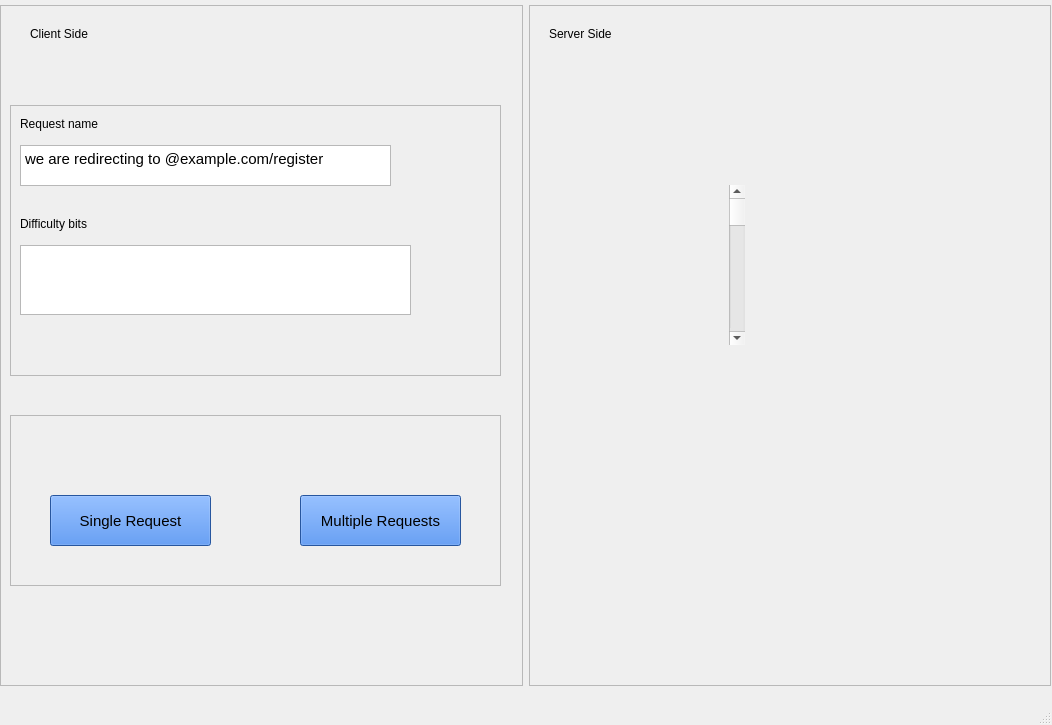
The window that mainwindow.ui (Pixiedust3/hashcashddos) describes before a commit, drawn with Qt 5.
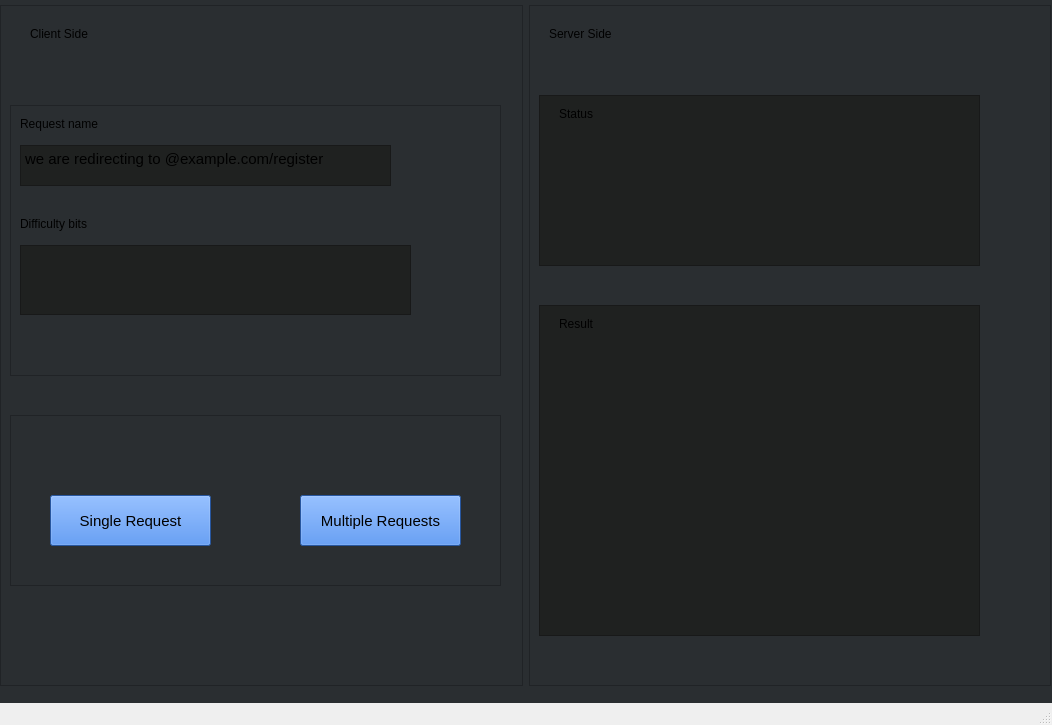
The same window after the commit.

The edit to the form file:
```diff
--- a/mainwindow.ui
+++ b/mainwindow.ui
@@ -20,6 +20,9 @@
    <string>MainWindow</string>
   </property>
   <widget class="QWidget" name="centralwidget">
+   <property name="styleSheet">
+    <string notr="true">background-color:#2A2E31;</string>
+   </property>
    <widget class="QWidget" name="">
     <property name="geometry">
      <rect>
@@ -75,6 +78,9 @@
            <height>41</height>
           </rect>
          </property>
+         <property name="styleSheet">
+          <string notr="true">background-color: #1F2120;</string>
+         </property>
          <property name="html">
           <string>&lt;!DOCTYPE HTML PUBLIC &quot;-//W3C//DTD HTML 4.0//EN&quot; &quot;http://www.w3.org/TR/REC-html40/strict.dtd&quot;&gt;
 &lt;html&gt;&lt;head&gt;&lt;meta name=&quot;qrichtext&quot; content=&quot;1&quot; /&gt;&lt;meta charset=&quot;utf-8&quot; /&gt;&lt;style type=&quot;text/css&quot;&gt;
@@ -121,6 +127,9 @@
            <height>70</height>
           </rect>
          </property>
+         <property name="styleSheet">
+          <string notr="true">background-color: #1F2120;</string>
+         </property>
         </widget>
        </widget>
        <widget class="QFrame" name="frame_4">
@@ -215,18 +224,69 @@
          <string>Server Side</string>
         </property>
        </widget>
-       <widget class="QScrollBar" name="verticalScrollBar">
+       <widget class="QFrame" name="frame_5">
         <property name="geometry">
          <rect>
-          <x>200</x>
-          <y>180</y>
-          <width>16</width>
-          <height>160</height>
+          <x>10</x>
+          <y>90</y>
+          <width>441</width>
+          <height>171</height>
          </rect>
         </property>
-        <property name="orientation">
-         <enum>Qt::Orientation::Vertical</enum>
+        <property name="styleSheet">
+         <string notr="true">background-color: #1F2120;</string>
         </property>
+        <property name="frameShape">
+         <enum>QFrame::Shape::StyledPanel</enum>
+        </property>
+        <property name="frameShadow">
+         <enum>QFrame::Shadow::Raised</enum>
+        </property>
+        <widget class="QLabel" name="label_5">
+         <property name="geometry">
+          <rect>
+           <x>20</x>
+           <y>10</y>
+           <width>101</width>
+           <height>17</height>
+          </rect>
+         </property>
+         <property name="text">
+          <string>Status</string>
+         </property>
+        </widget>
+       </widget>
+       <widget class="QFrame" name="frame_6">
+        <property name="geometry">
+         <rect>
+          <x>10</x>
+          <y>300</y>
+          <width>441</width>
+          <height>331</height>
+         </rect>
+        </property>
+        <property name="styleSheet">
+         <string notr="true">background-color: #1F2120;</string>
+        </property>
+        <property name="frameShape">
+         <enum>QFrame::Shape::StyledPanel</enum>
+        </property>
+        <property name="frameShadow">
+         <enum>QFrame::Shadow::Raised</enum>
+        </property>
+        <widget class="QLabel" name="label_7">
+         <property name="geometry">
+          <rect>
+           <x>20</x>
+           <y>10</y>
+           <width>101</width>
+           <height>17</height>
+          </rect>
+         </property>
+         <property name="text">
+          <string>Result</string>
+         </property>
+        </widget>
        </widget>
       </widget>
      </item>
```
